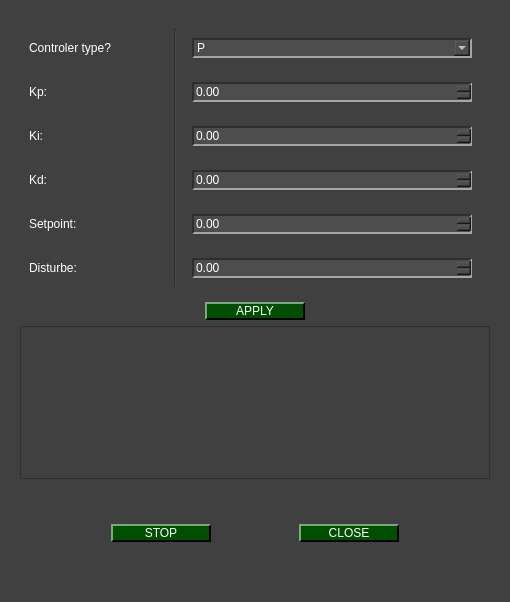
samirmartins/pydaq, file pydaq/uis/PyDAQ_pid_control_window_dialog.ui: the form before one commit.
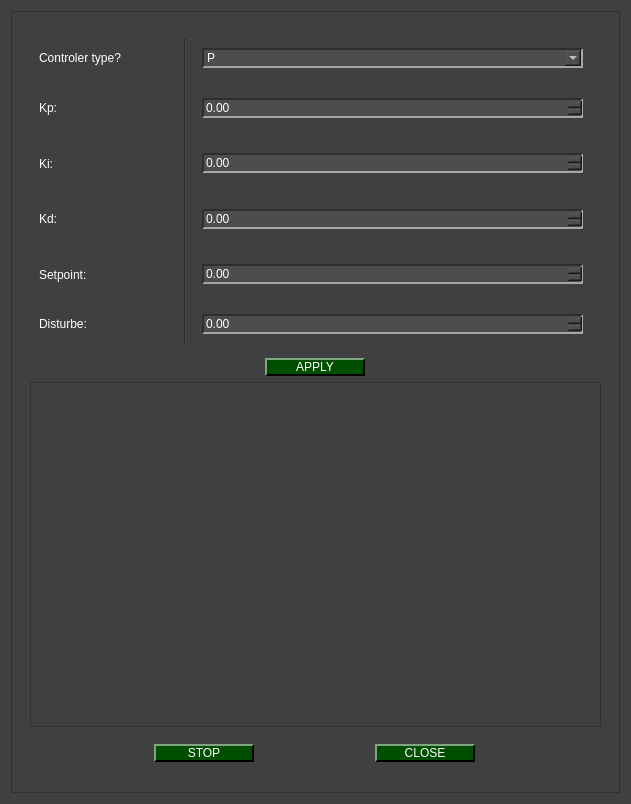
The form after the commit. Icons and pictures are not drawn.

Diff of the .ui file:
```diff
--- a/pydaq/uis/PyDAQ_pid_control_window_dialog.ui
+++ b/pydaq/uis/PyDAQ_pid_control_window_dialog.ui
@@ -6,8 +6,8 @@
    <rect>
     <x>0</x>
     <y>0</y>
-    <width>510</width>
-    <height>602</height>
+    <width>631</width>
+    <height>804</height>
    </rect>
   </property>
   <property name="windowTitle">
@@ -319,6 +319,21 @@
   </property>
   <layout class="QVBoxLayout" name="verticalLayout">
    <item>
+    <widget class="QScrollArea" name="scrollArea">
+     <property name="widgetResizable">
+      <bool>true</bool>
+     </property>
+     <widget class="QWidget" name="scrollAreaWidgetContents">
+      <property name="geometry">
+       <rect>
+        <x>0</x>
+        <y>0</y>
+        <width>611</width>
+        <height>784</height>
+       </rect>
+      </property>
+      <layout class="QGridLayout" name="gridLayout_2">
+       <item row="0" column="0">
     <widget class="QWidget" name="widget" native="true">
      <layout class="QVBoxLayout" name="verticalLayout_3">
       <item>
@@ -583,8 +598,8 @@
           <widget class="QWidget" name="widget_image" native="true">
            <property name="minimumSize">
             <size>
-             <width>0</width>
-             <height>133</height>
+                 <width>550</width>
+                 <height>325</height>
             </size>
            </property>
            <layout class="QHBoxLayout" name="image_layout"/>
@@ -595,7 +610,22 @@
       </item>
       <item>
        <widget class="QWidget" name="widget_3" native="true">
-        <layout class="QHBoxLayout" name="horizontalLayout">
+            <property name="minimumSize">
+             <size>
+              <width>570</width>
+              <height>41</height>
+             </size>
+            </property>
+            <property name="maximumSize">
+             <size>
+              <width>16777215</width>
+              <height>41</height>
+             </size>
+            </property>
+            <layout class="QHBoxLayout">
+             <property name="sizeConstraint">
+              <enum>QLayout::SizeConstraint::SetDefaultConstraint</enum>
+             </property>
          <item>
           <widget class="QPushButton" name="pushButton_startstop">
            <property name="minimumSize">
@@ -642,6 +672,10 @@
    </item>
   </layout>
  </widget>
+    </widget>
+   </item>
+  </layout>
+ </widget>
  <tabstops>
   <tabstop>pushButton_apply</tabstop>
   <tabstop>pushButton_startstop</tabstop>
```
Left out of the diff: 2 changed lines with no effect on the pictures. Lines whose indentation alone changed are shown as unchanged.
